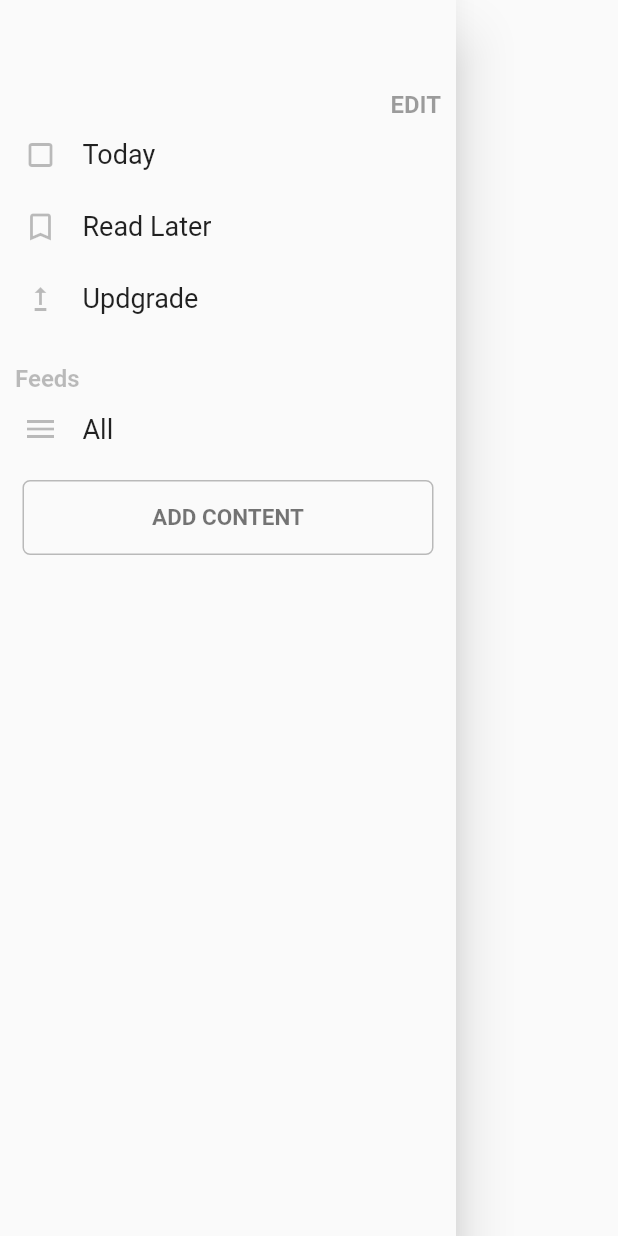
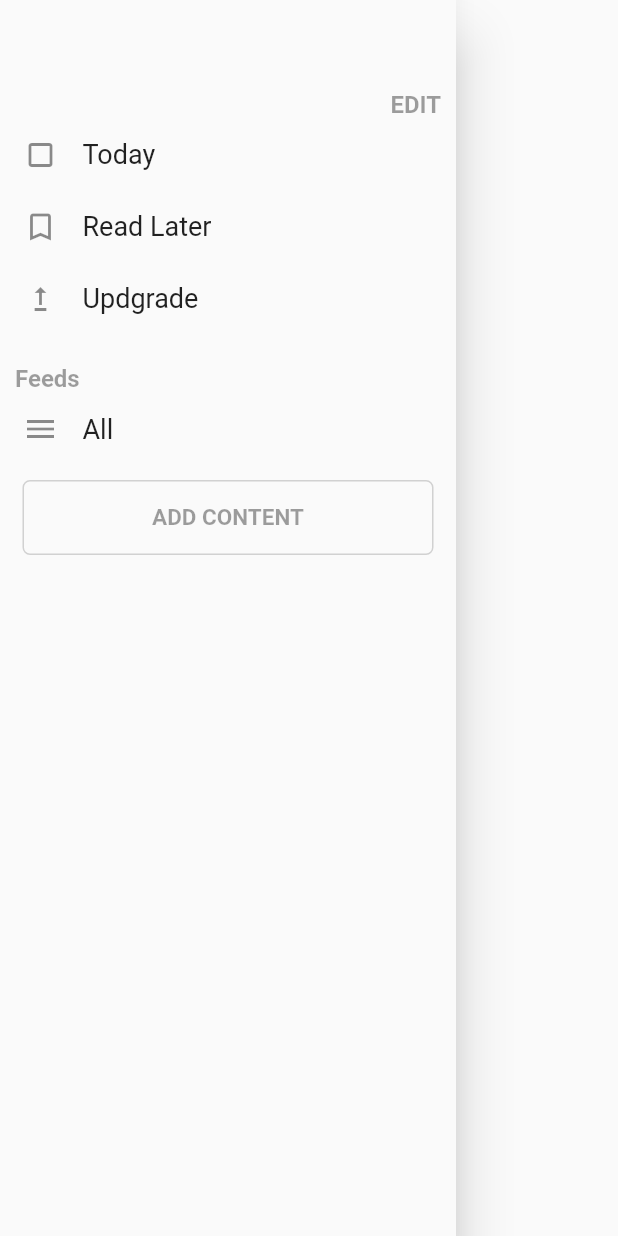
Before and after one commit to eloicasamayor/feedly_clone, a Flutter app: the LateralMenu widget shown alone on an empty page, opened directly, on a phone screen of 412 x 824 dp. Run offline on Flutter 3.47's test engine with Material 2 defaults, Android fonts, the phone set to English and light mode, and no system bars; network calls fail.

Commit message:
updating light and dark themes

```diff
--- a/lib/models/themes/dark_theme.dart
+++ b/lib/models/themes/dark_theme.dart
@@ -1,48 +1,11 @@
 import 'package:flutter/material.dart';
 import './light_theme.dart';
-/*
-final lightTheme = ThemeData.light().copyWith(
-  primaryColor: Color.fromRGBO(43, 178, 76, 1),
-  textTheme: TextTheme(
-    headline1: TextStyle(
-      fontSize: 30,
-      fontWeight: FontWeight.bold,
-      height: 1.1,
-    ),
-    headline2: TextStyle(
-      fontSize: 19,
-      fontWeight: FontWeight.w600,
-      height: 1.1,
-    ),
-    bodyText1: TextStyle(
-      fontSize: 18,
-      fontWeight: FontWeight.w400,
-      height: 1.5,
-    ),
-    bodyText2: TextStyle(
-      color: Colors.black38,
-      fontSize: 15,
-    ),
-    subtitle2: TextStyle(
-      fontSize: 14,
-      height: 1.5,
-      color: Colors.black54,
-      fontWeight: FontWeight.w400,
-    ),
-  ),
-  primaryColorBrightness: Brightness.light,
-  appBarTheme: AppBarTheme(
-    backgroundColor: Colors.white,
-    centerTitle: true,
-  ),
-);
-*/
 
 final darkTheme = lightTheme.copyWith(
   brightness: Brightness.dark,
   primaryColor: Color(0xff212121),
   primaryColorBrightness: Brightness.dark,
-  primaryColorLight: Color(0xff9e9e9e),
+  primaryColorLight: Color(0xff808080),
   primaryColorDark: Color(0xff000000),
   accentColor: Color(0xff4caf50),
   accentColorBrightness: Brightness.light,
@@ -64,6 +27,15 @@ final darkTheme = lightTheme.copyWith(
   indicatorColor: Color(0xff4caf50),
   hintColor: Color(0x80ffffff),
   errorColor: Color(0xffd32f2f),
+  appBarTheme: AppBarTheme(
+    centerTitle: true,
+    textTheme: TextTheme(
+      headline1: TextStyle(
+        color: Colors.white,
+        fontSize: 16,
+      ),
+    ),
+  ),
   textTheme: TextTheme(
     headline1: TextStyle(
       fontSize: 30,
@@ -72,6 +44,16 @@ final darkTheme = lightTheme.copyWith(
     ),
     headline2: TextStyle(
       fontSize: 19,
+      fontWeight: FontWeight.w600,
+      height: 1.1,
+    ),
+    headline3: TextStyle(
+      color: Color.fromARGB(255, 0, 100, 220),
+      fontWeight: FontWeight.w500,
+      fontSize: 15,
+    ),
+    headline4: TextStyle(
+      fontSize: 17,
       fontWeight: FontWeight.w600,
       height: 1.1,
     ),
@@ -175,7 +157,7 @@ final darkTheme = lightTheme.copyWith(
       fontStyle: FontStyle.normal,
     ),
     filled: false,
-    fillColor: Color(0x00000000),
+    fillColor: Colors.transparent,
     errorBorder: UnderlineInputBorder(
       borderSide: BorderSide(
         color: Color(0xff000000),
--- a/lib/models/themes/light_theme.dart
+++ b/lib/models/themes/light_theme.dart
@@ -4,13 +4,23 @@ final ThemeData lightTheme = ThemeData(
   brightness: Brightness.light,
   primaryColor: Color(0xffffffff),
   primaryColorBrightness: Brightness.light,
-  primaryColorLight: Color(0xffe6e6e6),
+  primaryColorLight: Color(0xffd1d1d1),
   primaryColorDark: Color(0xff4caf50),
   accentColor: Color(0xff4caf50),
   accentColorBrightness: Brightness.dark,
   canvasColor: Color(0xfffafafa),
   scaffoldBackgroundColor: Color(0xfffafafa),
   bottomAppBarColor: Color(0xffffffff),
+  appBarTheme: AppBarTheme(
+    centerTitle: true,
+    textTheme: TextTheme(
+      headline1: TextStyle(
+        color: Colors.black,
+        fontSize: 18,
+        fontWeight: FontWeight.bold,
+      ),
+    ),
+  ),
   cardColor: Color(0xffffffff),
   dividerColor: Color(0xff999999),
   highlightColor: Color(0x66bcbcbc),
@@ -73,6 +83,17 @@ final ThemeData lightTheme = ThemeData(
       fontWeight: FontWeight.w600,
       height: 1.1,
     ),
+    headline3: TextStyle(
+      color: Color.fromARGB(255, 0, 100, 220),
+      fontWeight: FontWeight.w500,
+      fontSize: 15,
+    ),
+    headline4: TextStyle(
+      fontSize: 17,
+      fontWeight: FontWeight.w600,
+      height: 1.1,
+      color: Colors.white,
+    ),
     bodyText1: TextStyle(
       fontSize: 18,
       fontWeight: FontWeight.w400,
@@ -115,7 +136,6 @@ final ThemeData lightTheme = ThemeData(
       fontStyle: FontStyle.normal,
     ),
     errorMaxLines: null,
-    hasFloatingPlaceholder: true,
     isDense: false,
     contentPadding: EdgeInsets.only(top: 12, bottom: 12, left: 12, right: 12),
     isCollapsed: false,
@@ -138,7 +158,7 @@ final ThemeData lightTheme = ThemeData(
       fontStyle: FontStyle.normal,
     ),
     filled: true,
-    fillColor: Color(0xff4caf50),
+    fillColor: Colors.transparent,
     errorBorder: UnderlineInputBorder(
       borderSide: BorderSide(
         color: Color(0xff000000),
@@ -226,8 +246,8 @@ final ThemeData lightTheme = ThemeData(
   ),
   tabBarTheme: TabBarTheme(
     indicatorSize: TabBarIndicatorSize.tab,
-    labelColor: Color(0xff4caf50),
-    unselectedLabelColor: Color(0xb24caf50),
+    labelColor: Colors.black,
+    unselectedLabelColor: Colors.black54,
   ),
   chipTheme: ChipThemeData(
     backgroundColor: Color(0x1f000000),
--- a/lib/screens/lateral_menu.dart
+++ b/lib/screens/lateral_menu.dart
@@ -25,14 +25,10 @@ class LateralMenu extends StatelessWidget {
             contentPadding: EdgeInsets.symmetric(horizontal: 5, vertical: 0),
             leading: Icon(
               Icons.crop_square_outlined,
-              color: Colors.black26,
             ),
             title: Text(
               'Today',
-              style: TextStyle(
-                  fontSize: 18,
-                  color: Colors.black87,
-                  fontWeight: FontWeight.w400),
+              style: TextStyle(fontSize: 18, fontWeight: FontWeight.w400),
             ),
           ),
           ListTile(
@@ -41,14 +37,10 @@ class LateralMenu extends StatelessWidget {
             contentPadding: EdgeInsets.symmetric(horizontal: 5, vertical: 0),
             leading: Icon(
               Icons.bookmark_outline,
-              color: Colors.black26,
             ),
             title: Text(
               'Read Later',
-              style: TextStyle(
-                  fontSize: 18,
-                  color: Colors.black87,
-                  fontWeight: FontWeight.w400),
+              style: TextStyle(fontSize: 18, fontWeight: FontWeight.w400),
             ),
           ),
           ListTile(
@@ -57,14 +49,10 @@ class LateralMenu extends StatelessWidget {
             contentPadding: EdgeInsets.symmetric(horizontal: 5, vertical: 0),
             leading: Icon(
               Icons.upgrade_outlined,
-              color: Colors.black26,
             ),
             title: Text(
               'Updgrade',
-              style: TextStyle(
-                  fontSize: 18,
-                  color: Colors.black87,
-                  fontWeight: FontWeight.w400),
+              style: TextStyle(fontSize: 18, fontWeight: FontWeight.w400),
             ),
           ),
           SizedBox(
@@ -73,9 +61,9 @@ class LateralMenu extends StatelessWidget {
           Text(
             'Feeds',
             style: TextStyle(
-                fontSize: 16,
-                fontWeight: FontWeight.bold,
-                color: Colors.black26),
+              fontSize: 16,
+              fontWeight: FontWeight.bold,
+            ),
           ),
           ListTile(
             dense: true,
@@ -83,21 +71,17 @@ class LateralMenu extends StatelessWidget {
             contentPadding: EdgeInsets.symmetric(horizontal: 5, vertical: 0),
             leading: Icon(
               Icons.menu,
-              color: Colors.black26,
             ),
             title: Text(
               'All',
-              style: TextStyle(
-                  fontSize: 18,
-                  color: Colors.black87,
-                  fontWeight: FontWeight.w400),
+              style: TextStyle(fontSize: 18, fontWeight: FontWeight.w400),
             ),
           ),
           InkWell(
             onTap: () {},
             child: Container(
               decoration: BoxDecoration(
-                border: Border.all(color: Colors.black26),
+                border: Border.all(color: Theme.of(context).primaryColorLight),
                 borderRadius: BorderRadius.all(Radius.circular(5)),
               ),
               height: 50,
@@ -109,7 +93,6 @@ class LateralMenu extends StatelessWidget {
                   textAlign: TextAlign.center,
                   style: TextStyle(
                     fontWeight: FontWeight.bold,
-                    color: Colors.black54,
                     fontSize: 15,
                   ),
                 ),
```
Also changed, not shown: lib/screens/add_content_screen.dart (+89 -7 lines), lib/screens/article_scren.dart (+4 -4 lines), lib/screens/main_feed_screen.dart (+14 -5 lines), lib/screens/main_menu.dart (+16 -10 lines), lib/widgets/modal_theme_config.dart (+41 -4 lines), lib/widgets/news_item.dart (+2 -5 lines).
